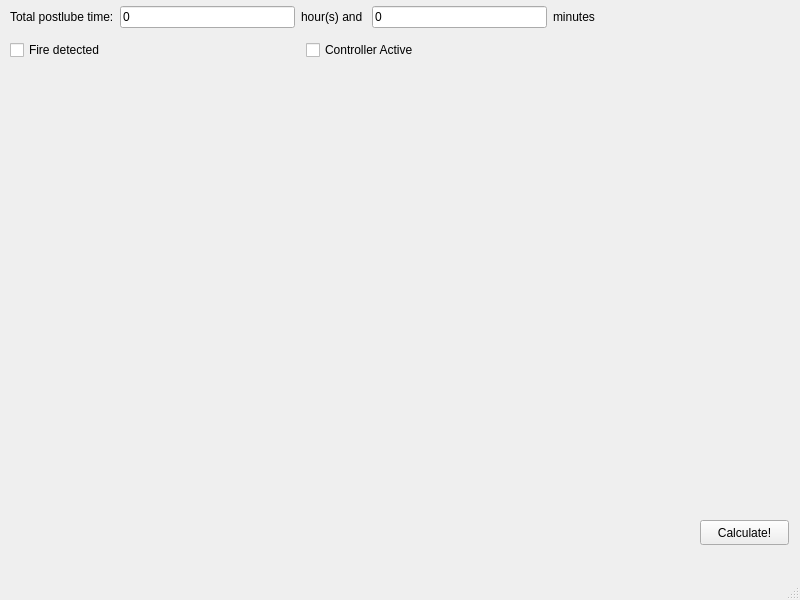
tvb2/Backup_1, file mainwindow.ui: the form before one commit.
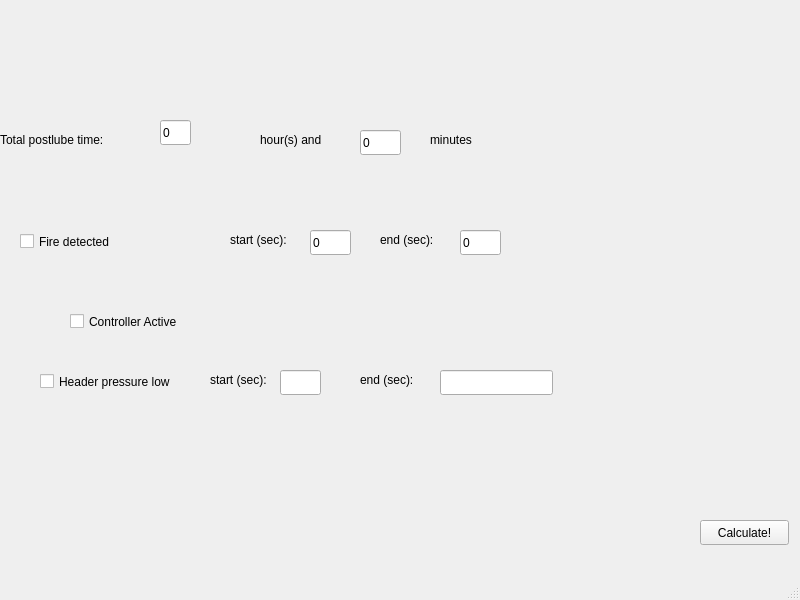
The form after the commit.

Commit message: Added class consturctors. Reinitialize class objects for 2+ runs.

Patch:
```diff
--- a/mainwindow.ui
+++ b/mainwindow.ui
@@ -10,6 +10,12 @@
     <height>600</height>
    </rect>
   </property>
+  <property name="sizePolicy">
+   <sizepolicy hsizetype="Fixed" vsizetype="Preferred">
+    <horstretch>0</horstretch>
+    <verstretch>0</verstretch>
+   </sizepolicy>
+  </property>
   <property name="windowTitle">
    <string>Backup system simulation</string>
   </property>
@@ -27,74 +33,252 @@
      <string>Calculate!</string>
     </property>
    </widget>
-   <widget class="QWidget" name="layoutWidget">
+   <widget class="QCheckBox" name="ckBxControllerActive">
     <property name="geometry">
      <rect>
-      <x>10</x>
-      <y>0</y>
-      <width>585</width>
-      <height>60</height>
+      <x>70</x>
+      <y>310</y>
+      <width>583</width>
+      <height>23</height>
      </rect>
     </property>
-    <layout class="QVBoxLayout" name="verticalLayout">
-     <item>
-      <layout class="QHBoxLayout" name="TotalPostlubeTime">
-       <item>
-        <widget class="QLabel" name="lblTotalPostlubeTime">
-         <property name="text">
-          <string>Total postlube time:</string>
-         </property>
-        </widget>
-       </item>
-       <item>
-        <widget class="QLineEdit" name="totalPostlubeHours">
-         <property name="text">
-          <string>0</string>
-         </property>
-        </widget>
-       </item>
-       <item>
-        <widget class="QLabel" name="lblHoursAnd">
-         <property name="text">
-          <string>hour(s) and </string>
-         </property>
-        </widget>
-       </item>
-       <item>
-        <widget class="QLineEdit" name="totalPostlubeMinutes">
-         <property name="text">
-          <string>0</string>
-         </property>
-        </widget>
-       </item>
-       <item>
-        <widget class="QLabel" name="lblMinutes">
-         <property name="text">
-          <string>minutes</string>
-         </property>
-        </widget>
-       </item>
-      </layout>
-     </item>
-     <item>
-      <layout class="QHBoxLayout" name="ControllerActiveSelect">
-       <item>
-        <widget class="QCheckBox" name="ckBxFireDetected">
-         <property name="text">
-          <string>Fire detected</string>
-         </property>
-        </widget>
-       </item>
-       <item>
-        <widget class="QCheckBox" name="ckBxControllerActive">
-         <property name="text">
-          <string>Controller Active</string>
-         </property>
-        </widget>
-       </item>
-      </layout>
-     </item>
-    </layout>
+    <property name="text">
+     <string>Controller Active</string>
+    </property>
+   </widget>
+   <widget class="QCheckBox" name="ckBxFireDetected">
+    <property name="geometry">
+     <rect>
+      <x>20</x>
+      <y>230</y>
+      <width>136</width>
+      <height>23</height>
+     </rect>
+    </property>
+    <property name="text">
+     <string>Fire detected</string>
+    </property>
+   </widget>
+   <widget class="QLineEdit" name="time1Fire">
+    <property name="geometry">
+     <rect>
+      <x>310</x>
+      <y>230</y>
+      <width>41</width>
+      <height>25</height>
+     </rect>
+    </property>
+    <property name="minimumSize">
+     <size>
+      <width>0</width>
+      <height>0</height>
+     </size>
+    </property>
+    <property name="text">
+     <string>0</string>
+    </property>
+    <property name="alignment">
+     <set>Qt::AlignLeading|Qt::AlignLeft|Qt::AlignVCenter</set>
+    </property>
+   </widget>
+   <widget class="QLabel" name="lblStartSec">
+    <property name="geometry">
+     <rect>
+      <x>230</x>
+      <y>220</y>
+      <width>72</width>
+      <height>39</height>
+     </rect>
+    </property>
+    <property name="sizePolicy">
+     <sizepolicy hsizetype="Fixed" vsizetype="Preferred">
+      <horstretch>0</horstretch>
+      <verstretch>0</verstretch>
+     </sizepolicy>
+    </property>
+    <property name="text">
+     <string>start (sec):</string>
+    </property>
+   </widget>
+   <widget class="QLabel" name="lblEndSec">
+    <property name="geometry">
+     <rect>
+      <x>380</x>
+      <y>220</y>
+      <width>65</width>
+      <height>39</height>
+     </rect>
+    </property>
+    <property name="sizePolicy">
+     <sizepolicy hsizetype="Fixed" vsizetype="Preferred">
+      <horstretch>0</horstretch>
+      <verstretch>0</verstretch>
+     </sizepolicy>
+    </property>
+    <property name="text">
+     <string>end (sec):</string>
+    </property>
+   </widget>
+   <widget class="QLineEdit" name="time2Fire">
+    <property name="geometry">
+     <rect>
+      <x>460</x>
+      <y>230</y>
+      <width>41</width>
+      <height>25</height>
+     </rect>
+    </property>
+    <property name="minimumSize">
+     <size>
+      <width>0</width>
+      <height>0</height>
+     </size>
+    </property>
+    <property name="text">
+     <string>0</string>
+    </property>
+   </widget>
+   <widget class="QLabel" name="lblTotalPostlubeTime">
+    <property name="geometry">
+     <rect>
+      <x>0</x>
+      <y>120</y>
+      <width>137</width>
+      <height>40</height>
+     </rect>
+    </property>
+    <property name="text">
+     <string>Total postlube time:</string>
+    </property>
+   </widget>
+   <widget class="QLineEdit" name="totalPostlubeHours">
+    <property name="geometry">
+     <rect>
+      <x>160</x>
+      <y>120</y>
+      <width>31</width>
+      <height>25</height>
+     </rect>
+    </property>
+    <property name="text">
+     <string>0</string>
+    </property>
+   </widget>
+   <widget class="QLabel" name="lblHoursAnd">
+    <property name="geometry">
+     <rect>
+      <x>260</x>
+      <y>120</y>
+      <width>81</width>
+      <height>40</height>
+     </rect>
+    </property>
+    <property name="text">
+     <string>hour(s) and </string>
+    </property>
+   </widget>
+   <widget class="QLineEdit" name="totalPostlubeMinutes">
+    <property name="geometry">
+     <rect>
+      <x>360</x>
+      <y>130</y>
+      <width>41</width>
+      <height>25</height>
+     </rect>
+    </property>
+    <property name="text">
+     <string>0</string>
+    </property>
+   </widget>
+   <widget class="QLabel" name="lblMinutes">
+    <property name="geometry">
+     <rect>
+      <x>430</x>
+      <y>120</y>
+      <width>61</width>
+      <height>40</height>
+     </rect>
+    </property>
+    <property name="text">
+     <string>minutes</string>
+    </property>
+   </widget>
+   <widget class="QCheckBox" name="ckBxHeaderLo">
+    <property name="geometry">
+     <rect>
+      <x>40</x>
+      <y>370</y>
+      <width>171</width>
+      <height>23</height>
+     </rect>
+    </property>
+    <property name="sizePolicy">
+     <sizepolicy hsizetype="Expanding" vsizetype="Fixed">
+      <horstretch>0</horstretch>
+      <verstretch>0</verstretch>
+     </sizepolicy>
+    </property>
+    <property name="text">
+     <string>Header pressure low</string>
+    </property>
+   </widget>
+   <widget class="QLineEdit" name="time1Header">
+    <property name="geometry">
+     <rect>
+      <x>280</x>
+      <y>370</y>
+      <width>41</width>
+      <height>25</height>
+     </rect>
+    </property>
+   </widget>
+   <widget class="QLineEdit" name="time2Header">
+    <property name="geometry">
+     <rect>
+      <x>440</x>
+      <y>370</y>
+      <width>113</width>
+      <height>25</height>
+     </rect>
+    </property>
+   </widget>
+   <widget class="QLabel" name="lblEndSec_2">
+    <property name="geometry">
+     <rect>
+      <x>360</x>
+      <y>360</y>
+      <width>65</width>
+      <height>39</height>
+     </rect>
+    </property>
+    <property name="sizePolicy">
+     <sizepolicy hsizetype="Fixed" vsizetype="Preferred">
+      <horstretch>0</horstretch>
+      <verstretch>0</verstretch>
+     </sizepolicy>
+    </property>
+    <property name="text">
+     <string>end (sec):</string>
+    </property>
+   </widget>
+   <widget class="QLabel" name="lblStartSec_2">
+    <property name="geometry">
+     <rect>
+      <x>210</x>
+      <y>360</y>
+      <width>72</width>
+      <height>39</height>
+     </rect>
+    </property>
+    <property name="sizePolicy">
+     <sizepolicy hsizetype="Fixed" vsizetype="Preferred">
+      <horstretch>0</horstretch>
+      <verstretch>0</verstretch>
+     </sizepolicy>
+    </property>
+    <property name="text">
+     <string>start (sec):</string>
+    </property>
    </widget>
   </widget>
   <widget class="QMenuBar" name="menubar">
```
The commit also changes 9 other files.
